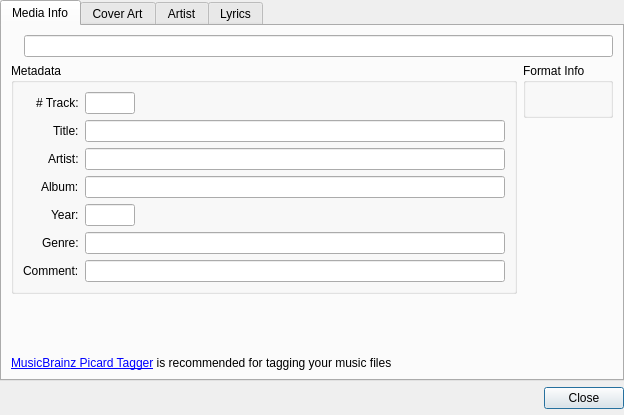
Qt form libs/mediainfowindow/MediaInfoWindow.ui (tkrotoff/QuarkPlayer) before a commit.
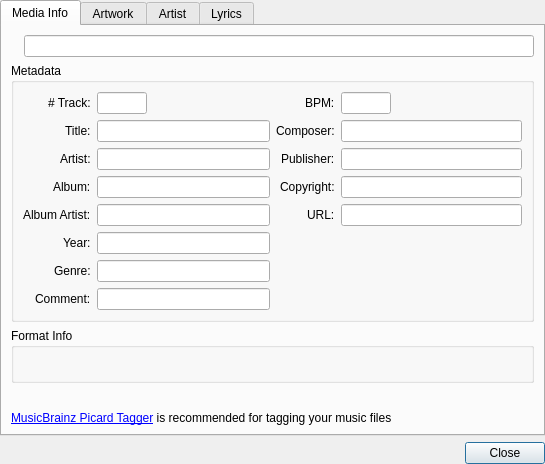
The same form after that commit. Custom widgets are drawn as their Qt base class.

Commit message: Add new library MediaInfo, now fully integrated

Patch:
```diff
--- a/libs/mediainfowindow/MediaInfoWindow.ui
+++ b/libs/mediainfowindow/MediaInfoWindow.ui
@@ -5,26 +5,17 @@
    <rect>
     <x>0</x>
     <y>0</y>
-    <width>624</width>
-    <height>415</height>
+    <width>545</width>
+    <height>446</height>
    </rect>
   </property>
   <property name="windowTitle" >
    <string>Media Info</string>
   </property>
-  <layout class="QGridLayout" name="gridLayout_6" >
-   <property name="leftMargin" >
+  <layout class="QGridLayout" name="gridLayout_3" >
+   <property name="margin" >
     <number>0</number>
    </property>
-   <property name="topMargin" >
-    <number>0</number>
-   </property>
-   <property name="rightMargin" >
-    <number>0</number>
-   </property>
-   <property name="bottomMargin" >
-    <number>6</number>
-   </property>
    <item row="0" column="0" >
     <widget class="QTabWidget" name="tabWidget" >
      <property name="currentIndex" >
@@ -34,7 +25,7 @@
       <attribute name="title" >
        <string>Media Info</string>
       </attribute>
-      <layout class="QGridLayout" name="gridLayout_3" >
+      <layout class="QGridLayout" name="gridLayout_2" >
        <item row="0" column="0" >
         <layout class="QHBoxLayout" name="horizontalLayout" >
          <item>
@@ -54,38 +45,16 @@
         </layout>
        </item>
        <item row="1" column="0" >
-        <layout class="QGridLayout" name="gridLayout_2" >
-         <item rowspan="2" row="0" column="0" >
           <widget class="QGroupBox" name="metadataGroupBox" >
            <property name="title" >
             <string>Metadata</string>
            </property>
            <layout class="QGridLayout" name="gridLayout" >
             <item row="0" column="0" >
-             <layout class="QFormLayout" name="formLayout_2" >
+           <layout class="QFormLayout" name="formLayout" >
               <property name="labelAlignment" >
                <set>Qt::AlignRight|Qt::AlignTrailing|Qt::AlignVCenter</set>
               </property>
-              <item row="0" column="0" >
-               <widget class="QLabel" name="trackLabel" >
-                <property name="text" >
-                 <string># Track:</string>
-                </property>
-               </widget>
-              </item>
-              <item row="0" column="1" >
-               <widget class="QLineEdit" name="trackLineEdit" >
-                <property name="maximumSize" >
-                 <size>
-                  <width>50</width>
-                  <height>16777215</height>
-                 </size>
-                </property>
-                <property name="readOnly" >
-                 <bool>true</bool>
-                </property>
-               </widget>
-              </item>
               <item row="1" column="0" >
                <widget class="QLabel" name="titleLabel" >
                 <property name="text" >
@@ -129,47 +98,75 @@
                </widget>
               </item>
               <item row="4" column="0" >
+             <widget class="QLabel" name="albumArtistLabel" >
+              <property name="text" >
+               <string>Album Artist:</string>
+              </property>
+             </widget>
+            </item>
+            <item row="4" column="1" >
+             <widget class="QLineEdit" name="albumArtistLineEdit" >
+              <property name="readOnly" >
+               <bool>true</bool>
+              </property>
+             </widget>
+            </item>
+            <item row="0" column="0" >
+             <widget class="QLabel" name="trackLabel" >
+              <property name="text" >
+               <string># Track:</string>
+              </property>
+             </widget>
+            </item>
+            <item row="0" column="1" >
+             <widget class="QLineEdit" name="trackLineEdit" >
+              <property name="maximumSize" >
+               <size>
+                <width>50</width>
+                <height>16777215</height>
+               </size>
+              </property>
+              <property name="readOnly" >
+               <bool>true</bool>
+              </property>
+             </widget>
+            </item>
+            <item row="5" column="0" >
                <widget class="QLabel" name="yearLabel" >
                 <property name="text" >
                  <string>Year:</string>
                 </property>
                </widget>
               </item>
-              <item row="4" column="1" >
+            <item row="5" column="1" >
                <widget class="QLineEdit" name="yearLineEdit" >
-                <property name="maximumSize" >
-                 <size>
-                  <width>50</width>
-                  <height>16777215</height>
-                 </size>
-                </property>
                 <property name="readOnly" >
                  <bool>true</bool>
                 </property>
                </widget>
               </item>
-              <item row="5" column="0" >
+            <item row="6" column="0" >
                <widget class="QLabel" name="genreLabel" >
                 <property name="text" >
                  <string>Genre:</string>
                 </property>
                </widget>
               </item>
-              <item row="5" column="1" >
+            <item row="6" column="1" >
                <widget class="QLineEdit" name="genreLineEdit" >
                 <property name="readOnly" >
                  <bool>true</bool>
                 </property>
                </widget>
               </item>
-              <item row="6" column="0" >
+            <item row="7" column="0" >
                <widget class="QLabel" name="commentLabel" >
                 <property name="text" >
                  <string>Comment:</string>
                 </property>
                </widget>
               </item>
-              <item row="6" column="1" >
+            <item row="7" column="1" >
                <widget class="QLineEdit" name="commentLineEdit" >
                 <property name="readOnly" >
                  <bool>true</bool>
@@ -178,12 +175,93 @@
               </item>
              </layout>
             </item>
-           </layout>
-           <zorder>trackLabel</zorder>
-           <zorder>formLayoutWidget_2</zorder>
+          <item row="0" column="1" >
+           <layout class="QFormLayout" name="formLayout_2" >
+            <property name="labelAlignment" >
+             <set>Qt::AlignRight|Qt::AlignTrailing|Qt::AlignVCenter</set>
+            </property>
+            <item row="0" column="0" >
+             <widget class="QLabel" name="bpmLabel" >
+              <property name="text" >
+               <string>BPM:</string>
+              </property>
           </widget>
          </item>
          <item row="0" column="1" >
+             <widget class="QLineEdit" name="bpmLineEdit" >
+              <property name="maximumSize" >
+               <size>
+                <width>50</width>
+                <height>16777215</height>
+               </size>
+              </property>
+              <property name="readOnly" >
+               <bool>true</bool>
+              </property>
+             </widget>
+            </item>
+            <item row="1" column="0" >
+             <widget class="QLabel" name="composerLabel" >
+              <property name="text" >
+               <string>Composer:</string>
+              </property>
+             </widget>
+            </item>
+            <item row="1" column="1" >
+             <widget class="QLineEdit" name="composerLineEdit" >
+              <property name="readOnly" >
+               <bool>true</bool>
+              </property>
+             </widget>
+            </item>
+            <item row="2" column="0" >
+             <widget class="QLabel" name="publisherLabel" >
+              <property name="text" >
+               <string>Publisher:</string>
+              </property>
+             </widget>
+            </item>
+            <item row="2" column="1" >
+             <widget class="QLineEdit" name="publisherLineEdit" >
+              <property name="readOnly" >
+               <bool>true</bool>
+              </property>
+             </widget>
+            </item>
+            <item row="3" column="0" >
+             <widget class="QLabel" name="copyrightLabel" >
+              <property name="text" >
+               <string>Copyright:</string>
+              </property>
+             </widget>
+            </item>
+            <item row="3" column="1" >
+             <widget class="QLineEdit" name="copyrightLineEdit" >
+              <property name="readOnly" >
+               <bool>true</bool>
+              </property>
+             </widget>
+            </item>
+            <item row="4" column="0" >
+             <widget class="QLabel" name="urlLabel" >
+              <property name="text" >
+               <string>URL:</string>
+              </property>
+             </widget>
+            </item>
+            <item row="4" column="1" >
+             <widget class="QLineEdit" name="urlLineEdit" >
+              <property name="readOnly" >
+               <bool>true</bool>
+              </property>
+             </widget>
+            </item>
+           </layout>
+          </item>
+         </layout>
+        </widget>
+       </item>
+       <item row="2" column="0" >
           <widget class="QGroupBox" name="formatInfoGroupBox" >
            <property name="title" >
             <string>Format Info</string>
@@ -194,47 +272,34 @@
               <property name="text" >
                <string/>
               </property>
+            <property name="wordWrap" >
+             <bool>true</bool>
+            </property>
               <property name="openExternalLinks" >
                <bool>true</bool>
               </property>
              </widget>
             </item>
            </layout>
-           <zorder>formatInfoLabel</zorder>
-          </widget>
-         </item>
-         <item row="1" column="1" >
-          <spacer name="verticalSpacer" >
-           <property name="orientation" >
-            <enum>Qt::Vertical</enum>
-           </property>
-           <property name="sizeHint" stdset="0" >
-            <size>
-             <width>20</width>
-             <height>40</height>
-            </size>
-           </property>
-          </spacer>
-         </item>
-        </layout>
-       </item>
-       <item row="2" column="0" >
+        </widget>
+       </item>
+       <item row="3" column="0" >
         <widget class="QLabel" name="moreInfoLabel" />
        </item>
-       <item row="3" column="0" >
-        <spacer name="verticalSpacer_2" >
+       <item row="4" column="0" >
+        <spacer name="verticalSpacer" >
          <property name="orientation" >
           <enum>Qt::Vertical</enum>
          </property>
          <property name="sizeHint" stdset="0" >
           <size>
            <width>20</width>
-           <height>42</height>
+           <height>0</height>
           </size>
          </property>
         </spacer>
        </item>
-       <item row="4" column="0" >
+       <item row="5" column="0" >
         <widget class="QLabel" name="picardTaggerLinkLabel" >
          <property name="sizePolicy" >
           <sizepolicy vsizetype="Fixed" hsizetype="Preferred" >
@@ -254,7 +319,7 @@
      </widget>
      <widget class="QWidget" name="coverArtTab" >
       <attribute name="title" >
-       <string>Cover Art</string>
+       <string>Artwork</string>
       </attribute>
       <layout class="QGridLayout" name="gridLayout_7" >
        <property name="margin" >
```
Left out of the diff: 2 changed lines with no effect on the pictures. Lines whose indentation alone changed are shown as unchanged. The commit also changes 17 other files.
